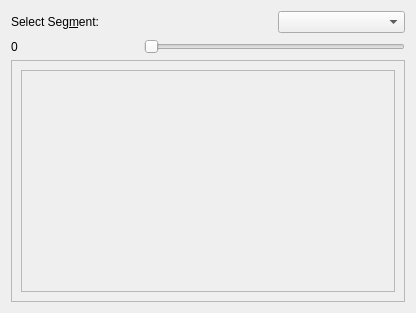
Before: the Qt Designer form screen_manager.ui in NikEfth/PPDD, drawn with Qt 5.
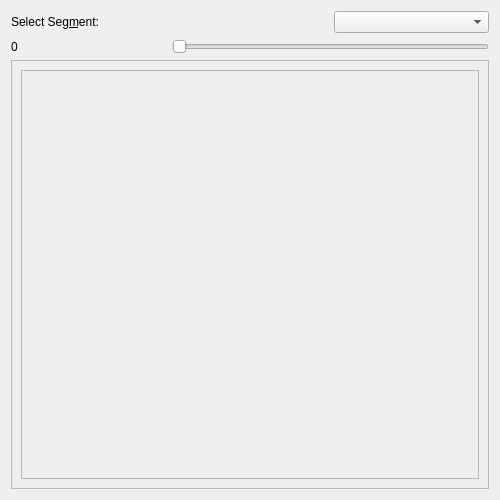
After: the same form once the commit is applied.

Diff of the .ui file:
```diff
--- a/screen_manager.ui
+++ b/screen_manager.ui
@@ -6,10 +6,16 @@
    <rect>
     <x>0</x>
     <y>0</y>
-    <width>416</width>
-    <height>313</height>
+    <width>500</width>
+    <height>500</height>
    </rect>
   </property>
+  <property name="minimumSize">
+   <size>
+    <width>500</width>
+    <height>500</height>
+   </size>
+  </property>
   <property name="windowTitle">
    <string>Form</string>
   </property>
@@ -69,8 +75,8 @@
               <rect>
                <x>0</x>
                <y>0</y>
-               <width>372</width>
-               <height>213</height>
+               <width>456</width>
+               <height>400</height>
               </rect>
              </property>
              <layout class="QGridLayout" name="gridLayout_6">
```
